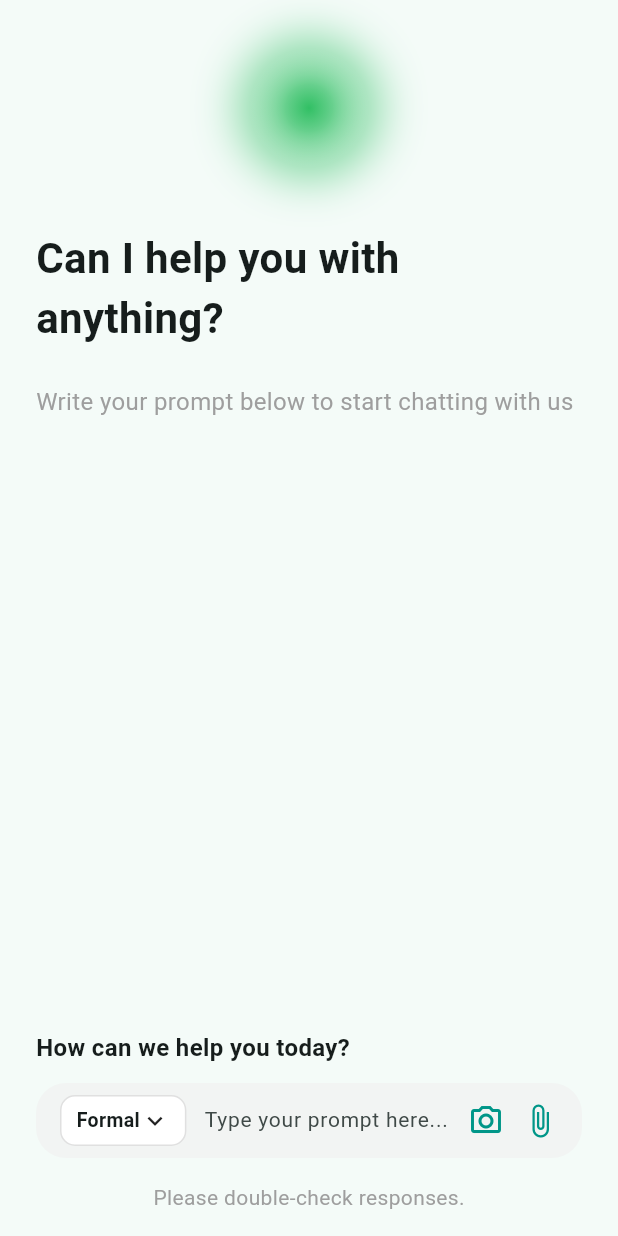
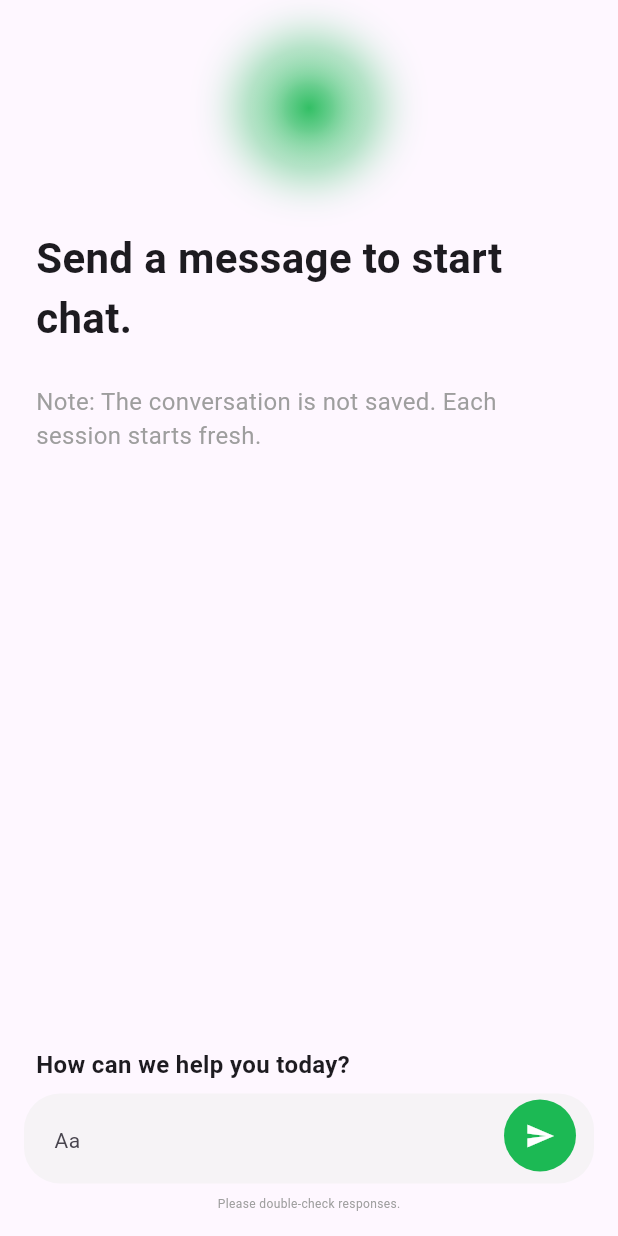
Before and after one commit to samchavita/travel_assistant, a Flutter app: the ChatbotInputScreen screen opened directly, on a phone screen of 412 x 824 dp. Run offline on Flutter 3.47's test engine with Material 3 defaults, Android fonts, the light colour scheme and no system bars; our stand-ins replace firebase_core, flutter_riverpod, hive_ce, video_player; missing offline and left inert: dbcrypt, firebase_data_connect; accounts and stored records are empty; network calls fail; statements that could not run were skipped.

Commit message:
added simulated chat interface

```diff
--- a/lib/chatbot.dart
+++ b/lib/chatbot.dart
@@ -1,8 +1,10 @@
 import 'package:flutter/material.dart';
 
 // --- Custom Colors ---
-const Color kGreenAccent = Color(0xFF1CB954); // A vibrant green
-const Color kLightGrey = Color(0xFFF0F0F0); // Very light grey background
+const Color kGreenAccent = Color(0xFF1CB954);
+const Color kLightGrey = Color(0xFFF0F0F0);
+const Color kBotBubbleColor = Color(0xFFE0E0E0);
+const Color kUserBubbleColor = Color(0xFF1CB954);
 
 void main() {
   runApp(const ChatbotApp());
@@ -15,9 +17,9 @@ class ChatbotApp extends StatelessWidget {
   Widget build(BuildContext context) {
     return MaterialApp(
       title: 'Guidebook Chatbot Input',
-      debugShowCheckedModeBanner: false, // <-- Removed debug banner
+      debugShowCheckedModeBanner: false,
       theme: ThemeData(
-        fontFamily: 'Inter', // Using a common modern font like Inter (or system default)
+        fontFamily: 'Inter',
         scaffoldBackgroundColor: Colors.white,
         appBarTheme: const AppBarTheme(
           backgroundColor: Colors.white,
@@ -31,26 +33,97 @@ class ChatbotApp extends StatelessWidget {
   }
 }
 
-class ChatbotInputScreen extends StatelessWidget {
+class ChatbotInputScreen extends StatefulWidget {
   const ChatbotInputScreen({super.key});
+
+  @override
+  State<ChatbotInputScreen> createState() => _ChatbotInputScreenState();
+}
+
+class _ChatbotInputScreenState extends State<ChatbotInputScreen> {
+  // Store messages here. Format: {text: String, isUser: bool}
+  final List<Map<String, dynamic>> _messages = [];
+
+  // Controller to read and clear input
+  final TextEditingController _textController = TextEditingController();
+  final ScrollController _scrollController = ScrollController();
+
+  // Handle sending a message
+  void _handleSubmitted(String text) {
+    if (text.trim().isEmpty) return; // Don't send empty messages
+
+    _textController.clear(); // Clear input field
+
+    setState(() {
+      _messages.add({'text': text.trim(), 'isUser': true});
+    });
+
+    _scrollToBottom();
+
+    // Simulate Bot Response
+    _simulateBotResponse(text);
+  }
+
+  // Simulate a delay and a response from the bot
+  void _simulateBotResponse(String userQuery) {
+    Future.delayed(const Duration(seconds: 1, milliseconds: 500), () {
+      if (mounted) {
+        setState(() {
+          _messages.add({
+            'text': "I am a simulated bot. I received your message:\n\"$userQuery\"",
+            'isUser': false
+          });
+        });
+        _scrollToBottom();
+      }
+    });
+  }
+
+  void _scrollToBottom() {
+    // Wait for frame to build so list height is updated
+    WidgetsBinding.instance.addPostFrameCallback((_) {
+      if (_scrollController.hasClients) {
+        _scrollController.animateTo(
+          _scrollController.position.maxScrollExtent,
+          duration: const Duration(milliseconds: 300),
+          curve: Curves.easeOut,
+        );
+      }
+    });
+  }
 
   @override
   Widget build(BuildContext context) {
     return Scaffold(
       body: SafeArea(
-        // Use a Column to place the scrollable content above the fixed input bar
         child: Column(
           children: <Widget>[
-            // --- 1. Scrollable Content (Greeting, Sphere, Instructions) ---
+            // --- 1. Dynamic Content Area ---
             Expanded(
-              child: SingleChildScrollView(
+              child: _messages.isEmpty
+                  ? _buildWelcomeView() // Show Sphere if no messages
+                  : _buildChatListView(), // Show Chat if messages exist
+            ),
+
+            // --- 2. Fixed Input Area ---
+            BottomInputArea(
+              controller: _textController,
+              onSubmitted: _handleSubmitted,
+            ),
+          ],
+        ),
+      ),
+    );
+  }
+
+  // The original "Welcome" view with the Green Sphere
+  Widget _buildWelcomeView() {
+    return SingleChildScrollView(
       padding: const EdgeInsets.symmetric(horizontal: 24.0),
       child: Column(
         crossAxisAlignment: CrossAxisAlignment.start,
         children: <Widget>[
           const SizedBox(height: 32),
-
-                    // --- Custom Green Sphere/Gradient Element ---
           Center(
             child: Container(
               width: 80,
@@ -65,7 +138,6 @@ class ChatbotInputScreen extends StatelessWidget {
                     spreadRadius: 8,
                   ),
                 ],
-                          // Simple radial gradient to mimic the light/glow
                 gradient: RadialGradient(
                   colors: [
                     kGreenAccent.withOpacity(0.8),
@@ -78,28 +150,16 @@ class ChatbotInputScreen extends StatelessWidget {
             ),
           ),
           const SizedBox(height: 40),
-
-                    // --- Greeting Text ---
-                    // const Text(
-                    //   'Good evening, Milovan',
-                    //   style: TextStyle(
-                    //     fontSize: 24,
-                    //     fontWeight: FontWeight.bold,
-                    //   ),
-                    // ),
-                    // const SizedBox(height: 8),
           const Text(
-                      'Can I help you with anything?',
+            'Send a message to start chat.',
             style: TextStyle(
               fontSize: 28,
               fontWeight: FontWeight.bold,
             ),
           ),
           const SizedBox(height: 24),
-
-                    // --- Instructions ---
           const Text(
-                      'Write your prompt below to start chatting with us',
+            'Note: The conversation is not saved. Each session starts fresh.',
             style: TextStyle(
               fontSize: 16,
               color: Colors.grey,
@@ -108,88 +168,167 @@ class ChatbotInputScreen extends StatelessWidget {
           const SizedBox(height: 32),
         ],
       ),
+    );
+  }
+
+  // The Chat List View
+  Widget _buildChatListView() {
+    return ListView.builder(
+      controller: _scrollController,
+      padding: const EdgeInsets.symmetric(horizontal: 16.0, vertical: 10),
+      itemCount: _messages.length,
+      itemBuilder: (context, index) {
+        final msg = _messages[index];
+        final isUser = msg['isUser'] as bool;
+        return Align(
+          alignment: isUser ? Alignment.centerRight : Alignment.centerLeft,
+          child: Container(
+            margin: const EdgeInsets.symmetric(vertical: 5),
+            padding: const EdgeInsets.symmetric(horizontal: 16, vertical: 12),
+            decoration: BoxDecoration(
+              color: isUser ? kUserBubbleColor : kLightGrey,
+              borderRadius: BorderRadius.only(
+                topLeft: const Radius.circular(20),
+                topRight: const Radius.circular(20),
+                bottomLeft: isUser ? const Radius.circular(20) : Radius.zero,
+                bottomRight: isUser ? Radius.zero : const Radius.circular(20),
               ),
             ),
-
-            // --- 2. Fixed Input Area (Always at the bottom) ---
-            const BottomInputArea(),
-          ],
+            constraints: BoxConstraints(maxWidth: MediaQuery.of(context).size.width * 0.85),
+            child: Text(
+              msg['text'],
+              style: TextStyle(
+                color: isUser ? Colors.white : Colors.black87,
+                fontSize: 15,
+                height: 1.4, // Better line height for multiline text
               ),
             ),
+          ),
+        );
+      },
     );
   }
 }
 
-// --- Extracted Widget for the fixed bottom input and footer text ---
+// --- Modified Input Area ---
 class BottomInputArea extends StatelessWidget {
-  const BottomInputArea({super.key});
+  final TextEditingController controller;
+  final Function(String) onSubmitted;
+
+  const BottomInputArea({
+    super.key,
+    required this.controller,
+    required this.onSubmitted,
+  });
 
   @override
   Widget build(BuildContext context) {
     return Padding(
-      padding: const EdgeInsets.only(left: 24.0, right: 24.0, bottom: 16.0),
+      padding: const EdgeInsets.only(left: 16.0, right: 16.0, bottom: 16.0, top: 8.0),
       child: Column(
         crossAxisAlignment: CrossAxisAlignment.start,
-        mainAxisSize: MainAxisSize.min, // Use min size for column
+        mainAxisSize: MainAxisSize.min,
         children: [
-          const Text(
+          const Padding(
+            padding: EdgeInsets.only(left: 8.0, bottom: 8.0),
+            child: Text(
               'How can we help you today?',
               style: TextStyle(
                 fontSize: 16,
                 fontWeight: FontWeight.w600,
               ),
             ),
-          const SizedBox(height: 12),
+          ),
           Container(
             decoration: BoxDecoration(
               color: kLightGrey.withOpacity(0.6),
-              borderRadius: BorderRadius.circular(20),
+              borderRadius: BorderRadius.circular(24),
             ),
-            padding: const EdgeInsets.symmetric(horizontal: 16, vertical: 8),
+            padding: const EdgeInsets.symmetric(horizontal: 8, vertical: 4),
             child: Row(
+              crossAxisAlignment: CrossAxisAlignment.end, // Align items to bottom for multiline growth
               children: [
                 // "Formal" Dropdown Look
+                // Padding(
+                //   padding: const EdgeInsets.only(bottom: 8.0, left: 8.0),
+                //   child: Container(
+                //     padding: const EdgeInsets.symmetric(horizontal: 10, vertical: 6),
+                //     decoration: BoxDecoration(
+                //       color: Colors.white,
+                //       borderRadius: BorderRadius.circular(10),
+                //       border: Border.all(color: Colors.grey.shade300),
+                //     ),
+                //     child: const Row(
+                //       children: [
+                //         Text('Formal', style: TextStyle(fontWeight: FontWeight.bold, fontSize: 13)),
+                //         Icon(Icons.keyboard_arrow_down, size: 20),
+                //       ],
+                //     ),
+                //   ),
+                // ),
+
+                // Text Input
+                Expanded(
+                  child: Padding(
+                    padding: const EdgeInsets.symmetric(horizontal: 12.0),
+                    child: TextField(
+                      controller: controller,
+                      // Changed: Set maxLines to null for unlimited lines (scrolling)
+                      // or set a specific number like 5
+                      maxLines: null,
+                      minLines: 1,
+                      keyboardType: TextInputType.multiline,
+                      // Changed: Use newline action so "Enter" creates a new line
+                      textInputAction: TextInputAction.newline,
+                      decoration: const InputDecoration(
+                        hintText: 'Aa',
+                        border: InputBorder.none,
+                        // Removed isDense/contentPadding strictness to allow better multiline layout
+                        contentPadding: EdgeInsets.symmetric(vertical: 14.0),
+                      ),
+                      style: const TextStyle(fontSize: 14),
+                    ),
+                  ),
+                ),
+
+                // Action Buttons
+                Padding(
+                  padding: const EdgeInsets.only(bottom: 4.0),
+                  child: Row(
+                    mainAxisSize: MainAxisSize.min,
+                    children: [
+                      // Attachment Icons
+                      // IconButton(
+                      //   icon: const Icon(Icons.attach_file, color: Colors.grey),
+                      //   onPressed: () {},
+                      //   constraints: const BoxConstraints(),
+                      //   padding: const EdgeInsets.symmetric(horizontal: 4),
+                      // ),
+
+                      // Explicit Send Button
                       Container(
-                  padding: const EdgeInsets.symmetric(horizontal: 10, vertical: 6),
-                  decoration: BoxDecoration(
-                    color: Colors.white,
-                    borderRadius: BorderRadius.circular(10),
-                    border: Border.all(color: Colors.grey.shade300),
+                        margin: const EdgeInsets.only(right: 4.0),
+                        decoration: const BoxDecoration(
+                          color: kGreenAccent,
+                          shape: BoxShape.circle,
                         ),
-                  child: const Row(
-                    children: [
-                      Text('Formal', style: TextStyle(fontWeight: FontWeight.bold, fontSize: 13)),
-                      Icon(Icons.keyboard_arrow_down, size: 20),
+                        child: IconButton(
+                          icon: const Icon(Icons.send, color: Colors.white, size: 20),
+                          onPressed: () => onSubmitted(controller.text),
+                          tooltip: 'Send Message',
+                        ),
+                      ),
                     ],
                   ),
                 ),
-                // Using TextField in place of Spacer for text input capability
-                const Expanded(
-                  child: Padding(
-                    padding: EdgeInsets.symmetric(horizontal: 12.0),
-                    child: TextField(
-                      decoration: InputDecoration(
-                        hintText: 'Type your prompt here...',
-                        border: InputBorder.none,
-                        isDense: true,
-                        contentPadding: EdgeInsets.zero,
-                      ),
-                      maxLines: 1,
-                      style: TextStyle(fontSize: 14),
-                    ),
-                  ),
-                ),
-                const Icon(Icons.camera_alt_outlined, color: Colors.teal),
-                const SizedBox(width: 12),
-                const Icon(Icons.attach_file, color: Colors.teal),
               ],
             ),
           ),
-          const SizedBox(height: 16),
+          const SizedBox(height: 8),
           const Center(
             child: Text(
               'Please double-check responses.',
-              style: TextStyle(color: Colors.grey),
+              style: TextStyle(color: Colors.grey, fontSize: 8),
             ),
           ),
         ],
--- a/lib/main.dart
+++ b/lib/main.dart
@@ -6,6 +6,8 @@ import 'login_page.dart';
 import 'package:flutter_riverpod/flutter_riverpod.dart';
 import 'package:firebase_core/firebase_core.dart';
 import 'firebase_options.dart';
+import 'chatbot.dart';
+import 'main_navigation.dart';
 // import 'package:firebase_data_connect/firebase_data_connect.dart';
 
 void main() async {
@@ -14,7 +16,7 @@ void main() async {
 
   runApp(
     // 1. ProviderScope must be the outermost widget
-    ProviderScope(child: const WelcomePage()),
+    ProviderScope(child: const MyApp()),
   );
 }
 
@@ -22,7 +24,7 @@ class MyApp extends StatelessWidget {
   const MyApp({super.key});
   @override
   Widget build(BuildContext context) {
-    return MaterialApp(home: WelcomePage());
+    return MaterialApp(home: MainNavigation());
   }
 }
 
--- a/lib/main_navigation.dart
+++ b/lib/main_navigation.dart
@@ -2,6 +2,7 @@ import 'package:flutter/material.dart';
 import 'dashboard.dart';
 import 'trips_page.dart';
 import 'chatbot.dart';
+
 class MainNavigation extends StatefulWidget {
   const MainNavigation({super.key});
 
```
Also changed, not shown: 1 other file. Lines whose indentation alone changed are shown as unchanged.
